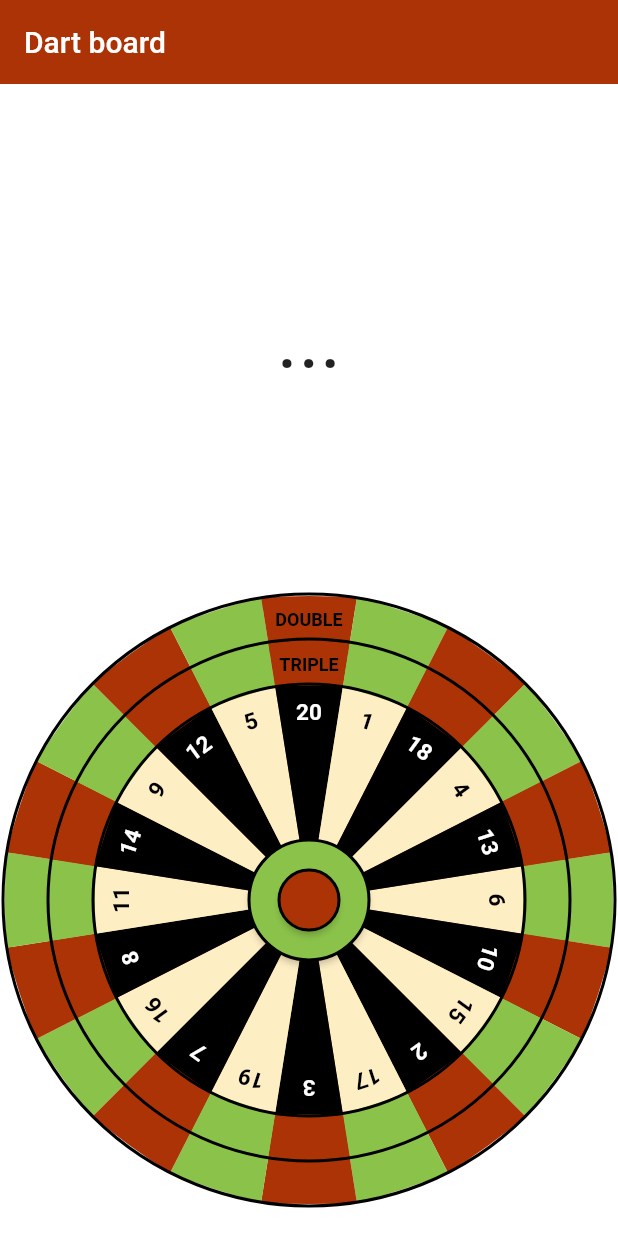
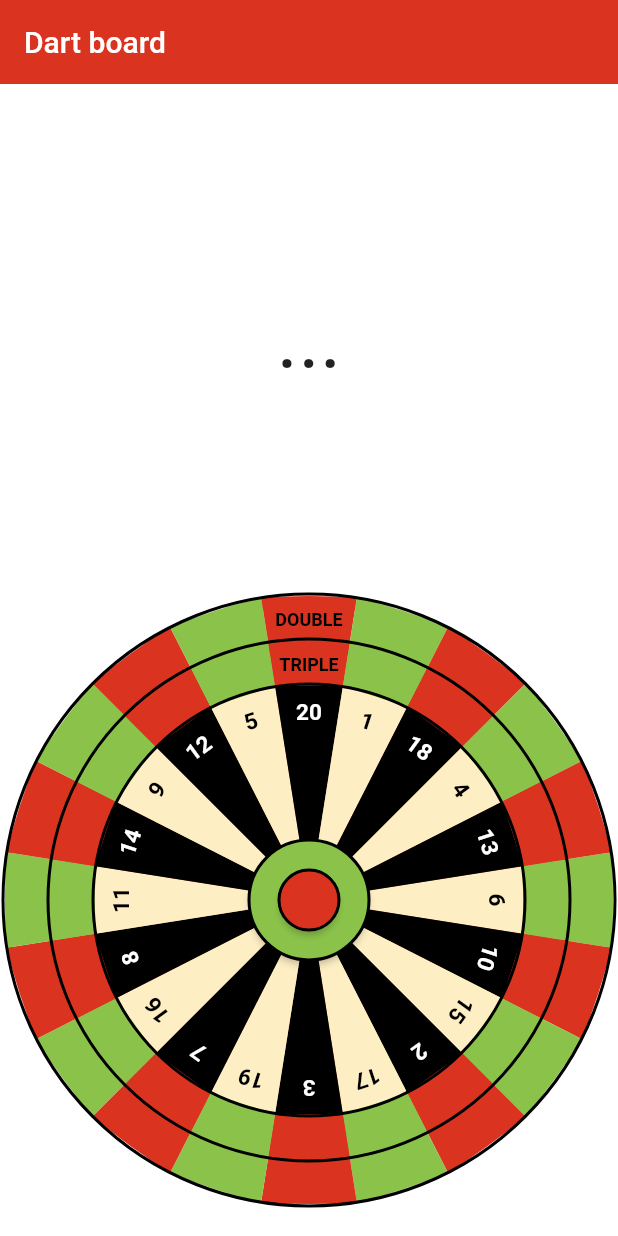
Before and after one commit to betusin/darts-counter, a Flutter app: the screen it shows after launch, on a phone screen of 412 x 824 dp. Run offline on Flutter 3.47's test engine with Material 2 defaults, Android fonts, the phone set to English and light mode, and no system bars; our stand-ins replace flex_color_scheme.

Commit message:
fix: light secondary brighter

```diff
--- a/lib/main.dart
+++ b/lib/main.dart
@@ -26,7 +26,7 @@ class MyApp extends StatelessWidget {
             colors: const FlexSchemeColor(
               primary: Color(0xff8bc34a),
               primaryContainer: Color(0xffb7dc94),
-              secondary: Color(0xffac3306),
+              secondary: Color(0xffda3420),
               secondaryContainer: Color(0xffffdbcf),
               tertiary: Color(0xfffeeec4),
               tertiaryContainer: Color(0xffe4c26b),
```
